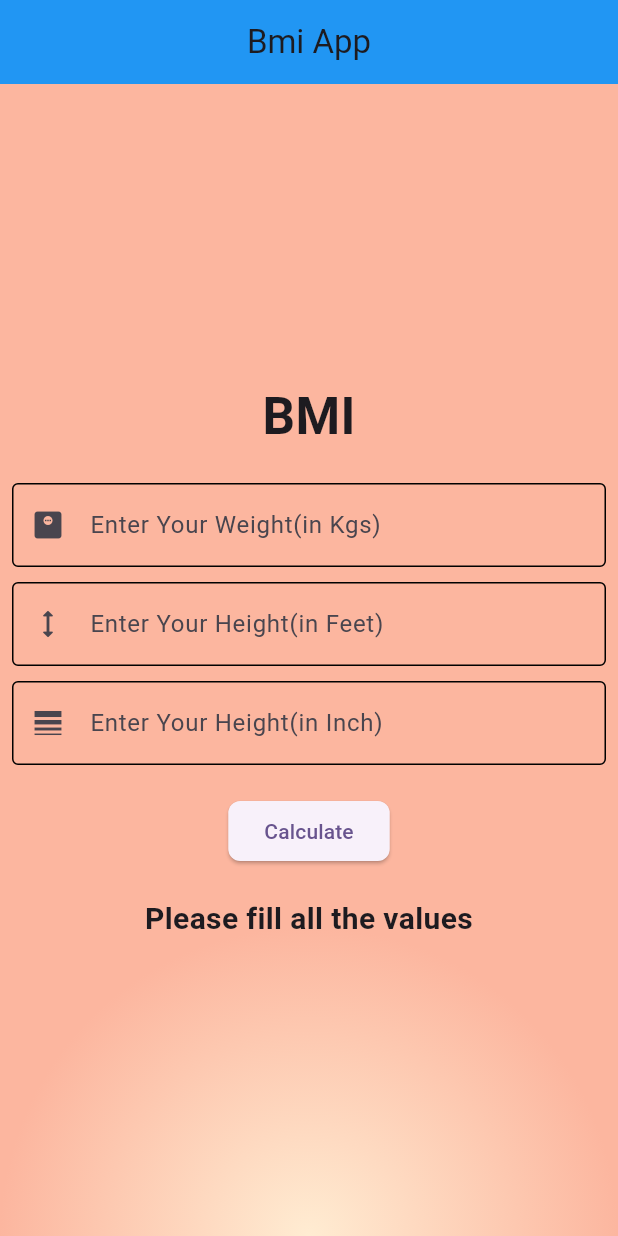
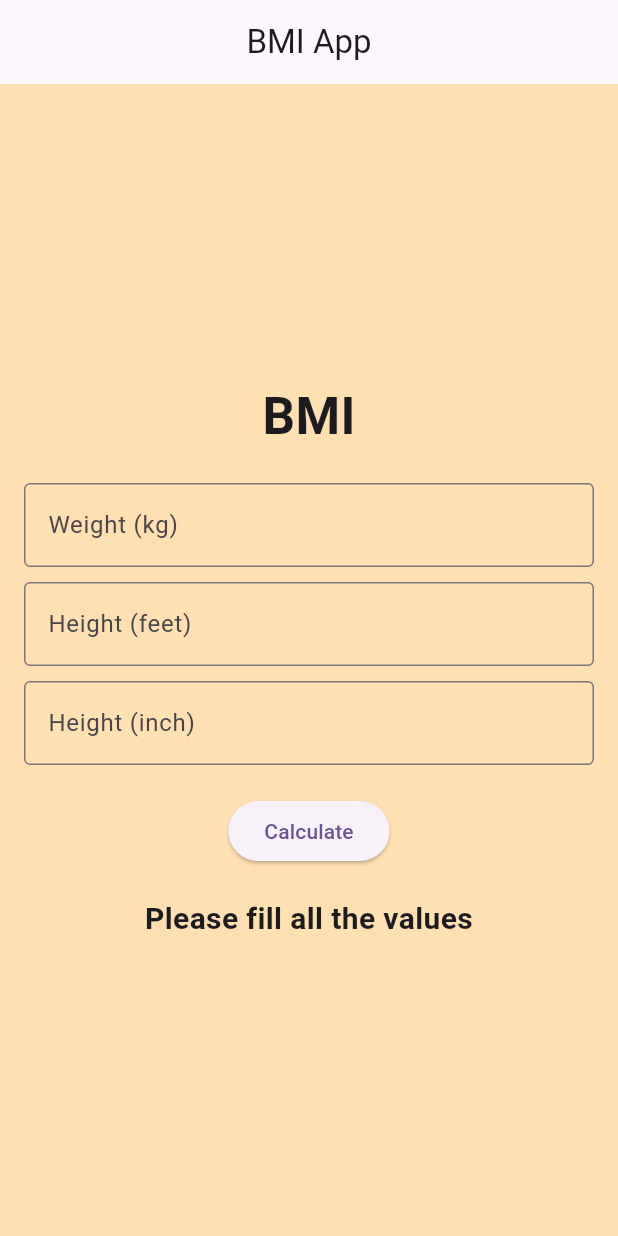
Before and after one commit to mansukh1990/flutter_basics, a Flutter app: the BmiAppHome screen opened directly, after a tap on "Calculate", on a phone screen of 412 x 824 dp. Run offline on Flutter 3.47's test engine with Material 3 defaults, Android fonts, the phone set to English and light mode, and no system bars; our stand-ins replace auto_size_text, connectivity_plus, fluttertoast, font_awesome_flutter, google_fonts, shared_preferences and 2 more; missing offline and left inert: razorpay_flutter; accounts and stored records are empty.

Commit message:
19-01-2026 - Bmi Calculator

```diff
--- a/lib/flutter_documentation/flutter_widget/bmi_app/bmi_app_main.dart
+++ b/lib/flutter_documentation/flutter_widget/bmi_app/bmi_app_main.dart
@@ -1,7 +1,7 @@
 import 'package:flutter/material.dart';
 
 void main() {
-  runApp(BmiApp());
+  runApp(const BmiApp());
 }
 
 class BmiApp extends StatelessWidget {
@@ -12,8 +12,7 @@ class BmiApp extends StatelessWidget {
     return MaterialApp(
       title: "BMI APP",
       debugShowCheckedModeBanner: false,
-      theme: ThemeData(primarySwatch: Colors.indigo),
-      home: BmiAppHome(),
+      home: const BmiAppHome(),
     );
   }
 }
@@ -22,152 +21,126 @@ class BmiAppHome extends StatefulWidget {
   const BmiAppHome({super.key});
 
   @override
-  State<StatefulWidget> createState() => _BmiAppHomeState();
+  State<BmiAppHome> createState() => _BmiAppHomeState();
 }
 
 class _BmiAppHomeState extends State<BmiAppHome> {
-  var wtController = TextEditingController();
-  var ftController = TextEditingController();
-  var inController = TextEditingController();
+  final wtController = TextEditingController();
+  final ftController = TextEditingController();
+  final inController = TextEditingController();
 
-  var result = "";
-  var bgColor = Colors.orange.shade100;
+  String result = "";
+  Color bgColor = Colors.orange.shade100;
 
   @override
   Widget build(BuildContext context) {
     return Scaffold(
-      appBar: AppBar(
-        title: Text("Bmi App"),
-        centerTitle: true,
-        backgroundColor: Colors.blue,
-      ),
+      appBar: AppBar(title: const Text("BMI App"), centerTitle: true),
       body: Container(
-        decoration: BoxDecoration(
-          gradient: RadialGradient(
-            center: Alignment.bottomCenter,
-            stops: [0.0, 1.0],
-            colors: [
-              Color(0xffffecd2),
-              Color(0xfffcb69f),
-              // Colors.orange.shade100,
-              // Colors.red.shade100,
-              // Colors.purple.shade100,
-            ],
-          ),
-          // gradient: LinearGradient(
-          //   begin: FractionalOffset(1.0, 0.0),
-          //   end: FractionalOffset(0.0, 1.0),
-          //   stops: [0.0, 0.2, 1.0],
-          //   colors: [
-          //     Color(0xffffecd2),
-          //     Color(0xfffcb69f),
-          //     Color(0xffa84829),
-          //     // Colors.orange.shade100,
-          //     // Colors.red.shade100,
-          //     // Colors.purple.shade100,
-          //   ],
-          // ),
-        ),
-        child: Padding(
-          padding: const EdgeInsets.all(8.0),
+        width: double.infinity,
+        color: bgColor,
+        padding: const EdgeInsets.all(16),
         child: Column(
           mainAxisAlignment: MainAxisAlignment.center,
           children: [
-              Text(
+            const Text(
               "BMI",
               style: TextStyle(fontSize: 34, fontWeight: FontWeight.w600),
             ),
-              SizedBox(height: 20),
+            const SizedBox(height: 20),
+
             TextField(
+              controller: wtController,
               keyboardType: TextInputType.number,
-                controller: wtController,
-                decoration: InputDecoration(
-                  enabledBorder: OutlineInputBorder(),
-                  focusedBorder: OutlineInputBorder(),
-                  label: Text("Enter Your Weight(in Kgs)"),
-                  prefixIcon: Icon(Icons.monitor_weight),
+              decoration: const InputDecoration(
+                labelText: "Weight (kg)",
+                border: OutlineInputBorder(),
               ),
             ),
-              SizedBox(height: 10),
+            const SizedBox(height: 10),
+
             TextField(
+              controller: ftController,
               keyboardType: TextInputType.number,
-                controller: ftController,
-                decoration: InputDecoration(
-                  enabledBorder: OutlineInputBorder(),
-                  focusedBorder: OutlineInputBorder(),
-                  label: Text("Enter Your Height(in Feet)"),
-                  prefixIcon: Icon(Icons.height_rounded),
+              decoration: const InputDecoration(
+                labelText: "Height (feet)",
+                border: OutlineInputBorder(),
               ),
             ),
-              SizedBox(height: 10),
+            const SizedBox(height: 10),
+
             TextField(
+              controller: inController,
               keyboardType: TextInputType.number,
-                controller: inController,
-                decoration: InputDecoration(
-                  enabledBorder: OutlineInputBorder(),
-                  focusedBorder: OutlineInputBorder(),
-                  label: Text("Enter Your Height(in Inch)"),
-                  prefixIcon: Icon(Icons.line_weight_outlined),
+              decoration: const InputDecoration(
+                labelText: "Height (inch)",
+                border: OutlineInputBorder(),
               ),
             ),
-              SizedBox(height: 20),
+            const SizedBox(height: 20),
+
             ElevatedButton(
-                onPressed: () {
-                  var wt = wtController.text.toString();
-                  var ft = ftController.text.toString();
-                  var inch = inController.text.toString();
+              onPressed: _calculateBMI,
+              child: const Text("Calculate"),
+            ),
 
-                  if (wt != "" && ft != "" && inch != "") {
-                    var iWt = int.parse(wt);
-                    var iFt = int.parse(ft);
-                    var iInch = int.parse(inch);
+            const SizedBox(height: 20),
 
-                    var tInch = (iFt * 12) + iInch;
-                    var tCm = tInch * 2.54;
-                    var tM = tCm / 100;
+            Text(
+              result,
+              textAlign: TextAlign.center,
+              style: const TextStyle(fontSize: 20, fontWeight: FontWeight.bold),
+            ),
+          ],
+        ),
+      ),
+    );
+  }
 
-                    var bmi = iWt / (tM * tM);
+  void _calculateBMI() {
+    final wtText = wtController.text.trim();
+    final ftText = ftController.text.trim();
+    final inchText = inController.text.trim();
 
-                    var msg = "";
+    if (wtText.isEmpty || ftText.isEmpty || inchText.isEmpty) {
+      setState(() {
+        result = "Please fill all the values";
+        bgColor = Colors.orange.shade100;
+      });
+      return;
+    }
 
-                    if (bmi > 25) {
-                      msg = "You are overweight";
+    final double? weight = double.tryParse(wtText);
+    final double? feet = double.tryParse(ftText);
+    final double? inch = double.tryParse(inchText);
+
+    if (weight == null || feet == null || inch == null) {
+      setState(() {
+        result = "Please enter valid numbers";
+        bgColor = Colors.orange.shade100;
+      });
+      return;
+    }
+
+    final totalInches = (feet * 12) + inch;
+    final meters = totalInches * 2.54 / 100;
+    final bmi = weight / (meters * meters);
+
+    String msg;
+
+    if (bmi >= 25) {
+      msg = "You are Overweight";
       bgColor = Colors.red.shade100;
-                    } else if (bmi < 18) {
-                      msg = "You are underweight";
-                      bgColor = Colors.orange.shade100;
+    } else if (bmi < 18.5) {
+      msg = "You are Underweight";
+      bgColor = Colors.yellow.shade100;
     } else {
       msg = "You are Healthy";
       bgColor = Colors.green.shade100;
     }
 
     setState(() {
-                      result =
-                          "$msg \n Your BMI is : ${bmi.toStringAsFixed(2)}";
-                    });
-                  } else {
-                    setState(() {
-                      result = "Please fill all the values";
+      result = "$msg\nYour BMI is: ${bmi.toStringAsFixed(2)}";
     });
   }
-                },
-                style: ElevatedButton.styleFrom(
-                  shape: RoundedRectangleBorder(
-                    borderRadius: BorderRadius.circular(8),
-                  ),
-                ),
-                child: Text("Calculate"),
-              ),
-              SizedBox(height: 20),
-              Text(
-                textAlign: TextAlign.center,
-                result,
-                style: TextStyle(fontSize: 20, fontWeight: FontWeight.bold),
-              ),
-            ],
-          ),
-        ),
-      ),
-    );
 }
-}
--- a/lib/flutter_documentation/flutter_widget/toast_message/common_toast.dart
+++ b/lib/flutter_documentation/flutter_widget/toast_message/common_toast.dart
@@ -5,7 +5,7 @@
   return Fluttertoast.showToast(
     msg: message,
     toastLength: Toast.LENGTH_SHORT,
-    gravity: ToastGravity.BOTTOM,
+    gravity: ToastGravity.SNACKBAR,
     timeInSecForIosWeb: 1,
     backgroundColor: Colors.white,
     textColor: Colors.black,
```
Lines whose indentation alone changed are shown as unchanged.
